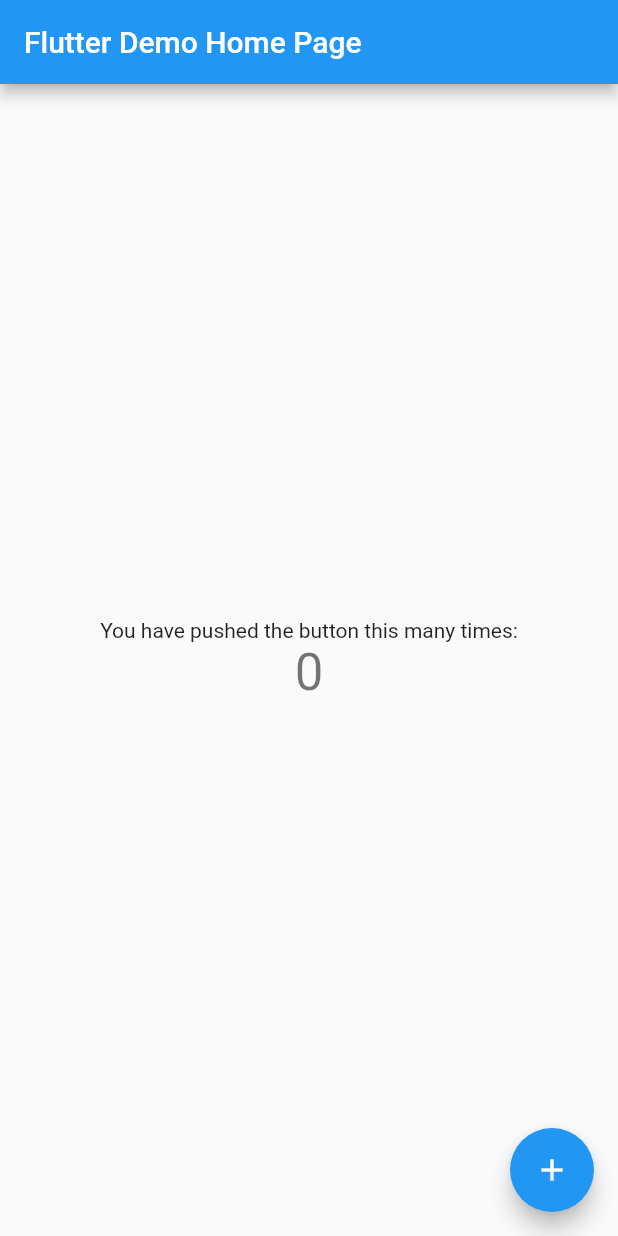
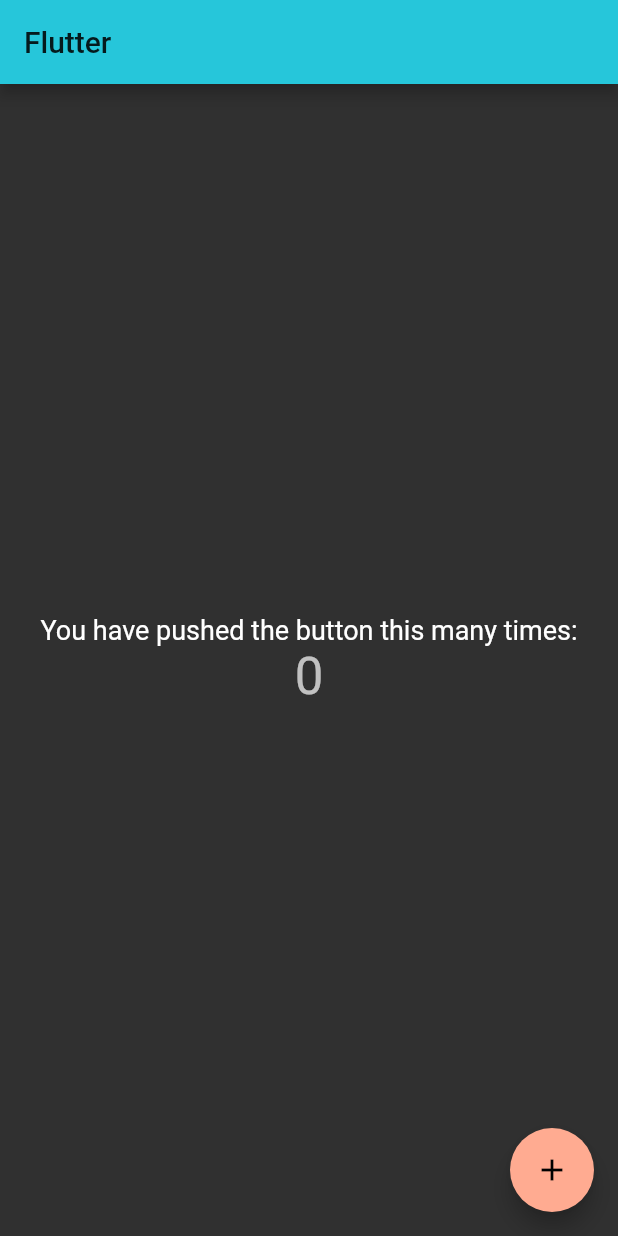
Before and after one commit to OdongoWaga/Flutter-Bike-E-commerce, a Flutter app: the screen it shows after launch, on a phone screen of 412 x 824 dp. Run offline on Flutter 3.47's test engine with Material 2 defaults, Android fonts, the phone set to English and light mode, and no system bars.

Commit message:
Text Theme Application

```diff
--- a/lib/main.dart
+++ b/lib/main.dart
@@ -3,39 +3,27 @@ import 'package:flutter/material.dart';
 void main() => runApp(MyApp());
 
 class MyApp extends StatelessWidget {
-  // This widget is the root of your application.
   @override
   Widget build(BuildContext context) {
     return MaterialApp(
       title: 'Flutter Demo',
       theme: ThemeData(
-        // This is the theme of your application.
-        //
-        // Try running your application with "flutter run". You'll see the
-        // application has a blue toolbar. Then, without quitting the app, try
-        // changing the primarySwatch below to Colors.green and then invoke
-        // "hot reload" (press "r" in the console where you ran "flutter run",
-        // or simply save your changes to "hot reload" in a Flutter IDE).
-        // Notice that the counter didn't reset back to zero; the application
-        // is not restarted.
-        primarySwatch: Colors.blue,
+        brightness: Brightness.dark,
+        primaryColor: Colors.cyan[400],
+        accentColor: Colors.deepOrange[200],
+        textTheme: TextTheme(
+          headline: TextStyle(fontSize: 72.0, fontWeight: FontWeight.bold),
+          title: TextStyle(fontSize: 36.0, fontStyle: FontStyle.italic),
+          body1: TextStyle(fontSize: 18.0),
+        ),
       ),
-      home: MyHomePage(title: 'Flutter Demo Home Page'),
+      home: MyHomePage(title: 'Flutter'),
     );
   }
 }
 
 class MyHomePage extends StatefulWidget {
   MyHomePage({Key key, this.title}) : super(key: key);
-
-  // This widget is the home page of your application. It is stateful, meaning
-  // that it has a State object (defined below) that contains fields that affect
-  // how it looks.
-
-  // This class is the configuration for the state. It holds the values (in this
-  // case the title) provided by the parent (in this case the App widget) and
-  // used by the build method of the State. Fields in a Widget subclass are
-  // always marked "final".
 
   final String title;
 
@@ -48,47 +36,18 @@ class _MyHomePageState extends State<MyHomePage> {
 
   void _incrementCounter() {
     setState(() {
-      // This call to setState tells the Flutter framework that something has
-      // changed in this State, which causes it to rerun the build method below
-      // so that the display can reflect the updated values. If we changed
-      // _counter without calling setState(), then the build method would not be
-      // called again, and so nothing would appear to happen.
       _counter++;
     });
   }
 
   @override
   Widget build(BuildContext context) {
-    // This method is rerun every time setState is called, for instance as done
-    // by the _incrementCounter method above.
-    //
-    // The Flutter framework has been optimized to make rerunning build methods
-    // fast, so that you can just rebuild anything that needs updating rather
-    // than having to individually change instances of widgets.
     return Scaffold(
       appBar: AppBar(
-        // Here we take the value from the MyHomePage object that was created by
-        // the App.build method, and use it to set our appbar title.
         title: Text(widget.title),
       ),
       body: Center(
-        // Center is a layout widget. It takes a single child and positions it
-        // in the middle of the parent.
         child: Column(
-          // Column is also layout widget. It takes a list of children and
-          // arranges them vertically. By default, it sizes itself to fit its
-          // children horizontally, and tries to be as tall as its parent.
-          //
-          // Invoke "debug painting" (press "p" in the console, choose the
-          // "Toggle Debug Paint" action from the Flutter Inspector in Android
-          // Studio, or the "Toggle Debug Paint" command in Visual Studio Code)
-          // to see the wireframe for each widget.
-          //
-          // Column has various properties to control how it sizes itself and
-          // how it positions its children. Here we use mainAxisAlignment to
-          // center the children vertically; the main axis here is the vertical
-          // axis because Columns are vertical (the cross axis would be
-          // horizontal).
           mainAxisAlignment: MainAxisAlignment.center,
           children: <Widget>[
             Text(
```
